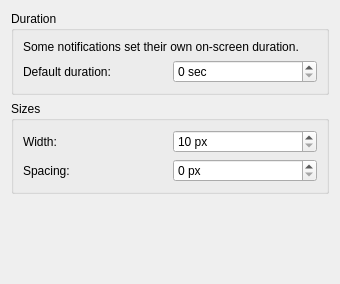
The window that config/advancedsettings.ui (lxqt/lxqt-notificationd) describes before a commit, drawn with Qt 5.
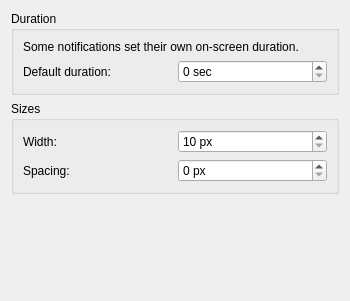
The same window after the commit.

Commit message:
lxqt-config-notificationd: Fix Advanced Settings Ui Layout
Make the label readable in all size situations.

```diff
--- a/config/advancedsettings.ui
+++ b/config/advancedsettings.ui
@@ -6,8 +6,8 @@
    <rect>
     <x>0</x>
     <y>0</y>
-    <width>340</width>
-    <height>284</height>
+    <width>350</width>
+    <height>301</height>
    </rect>
   </property>
   <layout class="QGridLayout" name="gridLayout_2">
@@ -70,6 +70,12 @@
      <layout class="QGridLayout" name="gridLayout">
       <item row="0" column="0">
        <widget class="QLabel" name="label_3">
+        <property name="sizePolicy">
+         <sizepolicy hsizetype="Preferred" vsizetype="Minimum">
+          <horstretch>0</horstretch>
+          <verstretch>0</verstretch>
+         </sizepolicy>
+        </property>
         <property name="text">
          <string>Some notifications set their own on-screen duration.</string>
         </property>
```
